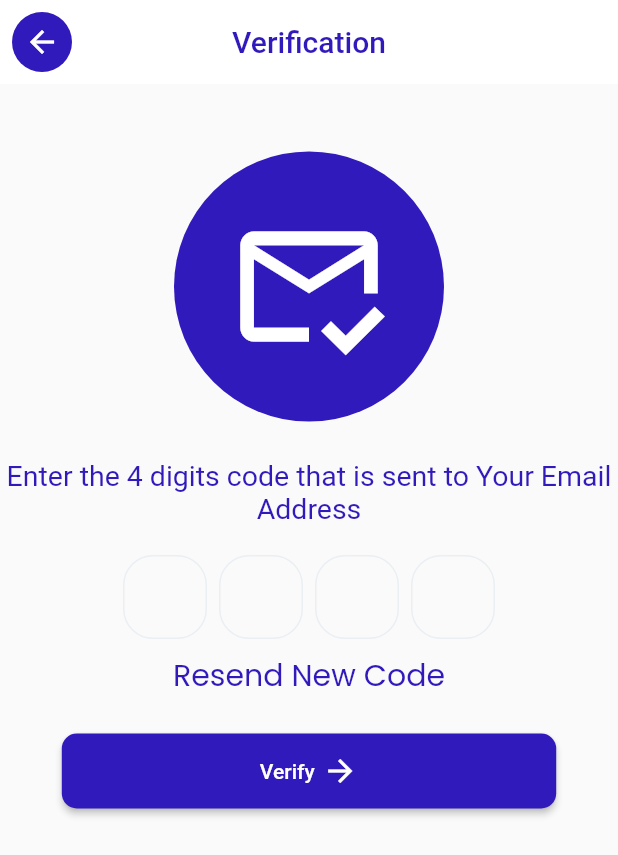
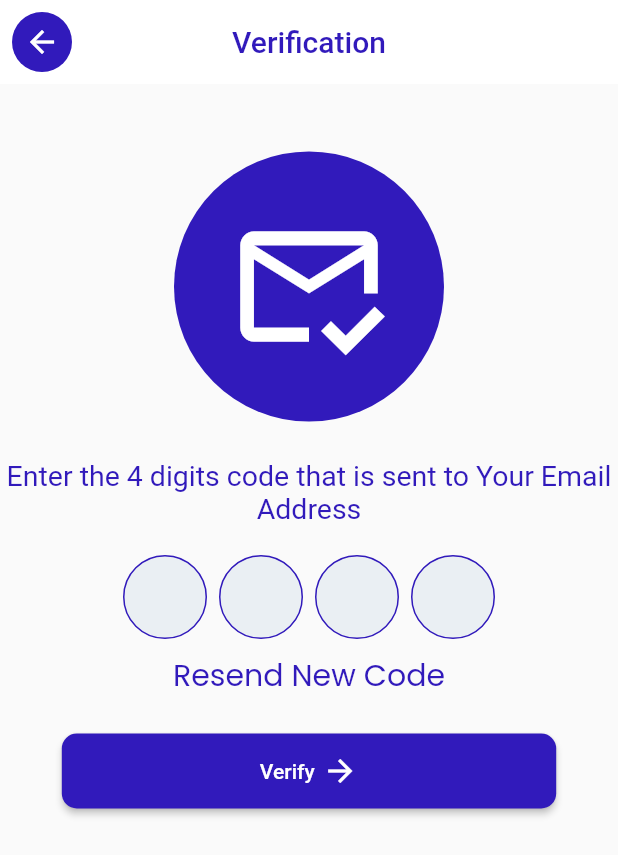
Before and after one commit to aryalkeshab/dayKHATA, a Flutter app: the Verificationpage screen opened by its route, on a phone screen of 412 x 824 dp. Shown: the top 855 px of the screen. Run offline on Flutter 3.47's test engine with Material 2 defaults, Android fonts, the phone set to English and light mode, and no system bars; drawn by our look-alikes of pinput; our stand-ins replace get.

Commit message:
login ui done

```diff
--- a/lib/View/Auth/login_page.dart
+++ b/lib/View/Auth/login_page.dart
@@ -120,6 +120,8 @@ class _LoginPageState extends State<LoginPage> {
                   onTap: () {
                     Get.toNamed(Routes.signup);
                   },
+                  splashColor: Colors.transparent,
+                  highlightColor: Colors.transparent,
                   child: RichText(
                     text: TextSpan(
                       text: "Dont't have an account? ",
--- a/lib/View/Auth/sign_up.dart
+++ b/lib/View/Auth/sign_up.dart
@@ -89,6 +89,8 @@ class _SignupState extends State<Signup> {
                 onTap: () {
                   Get.toNamed(Routes.login);
                 },
+                splashColor: Colors.transparent,
+                highlightColor: Colors.transparent,
                 child: RichText(
                   text: TextSpan(
                     text: "Already have an account? ",
--- a/lib/View/Auth/verificationpage.dart
+++ b/lib/View/Auth/verificationpage.dart
@@ -23,14 +23,19 @@ class _VerificationpageState extends State<Verificationpage> {
           color: Color.fromRGBO(30, 60, 87, 1),
           fontWeight: FontWeight.w600),
       decoration: BoxDecoration(
-        border: Border.all(color: const Color.fromRGBO(234, 239, 243, 1)),
-        borderRadius: BorderRadius.circular(20),
+        color: const Color.fromRGBO(234, 239, 243, 1),
+        border: Border.all(color: primarycolor
+            // color: Color.fromARGB(255, 2, 134, 241),
+            ),
+        borderRadius: BorderRadius.circular(50),
       ),
     );
 
     final focusedPinTheme = defaultPinTheme.copyDecorationWith(
-      border: Border.all(color: const Color.fromRGBO(114, 178, 238, 1)),
-      borderRadius: BorderRadius.circular(20),
+      border: Border.all(
+        color: Color.fromARGB(255, 2, 134, 241),
+      ),
+      borderRadius: BorderRadius.circular(50),
     );
 
     final submittedPinTheme = defaultPinTheme.copyWith(
@@ -138,7 +143,7 @@ class _VerificationpageState extends State<Verificationpage> {
                 defaultPinTheme: defaultPinTheme,
                 focusedPinTheme: focusedPinTheme,
                 submittedPinTheme: submittedPinTheme,
-
+                keyboardType: TextInputType.number,
                 // validator: (s) {
                 //    return s == '2222' ? null : 'Pin is incorrect';
                 // },
```
